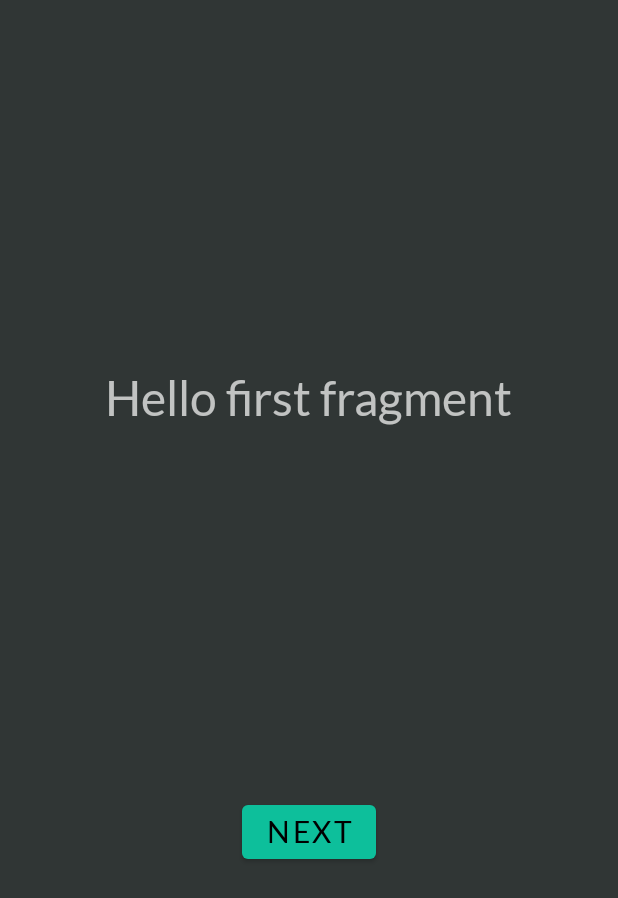
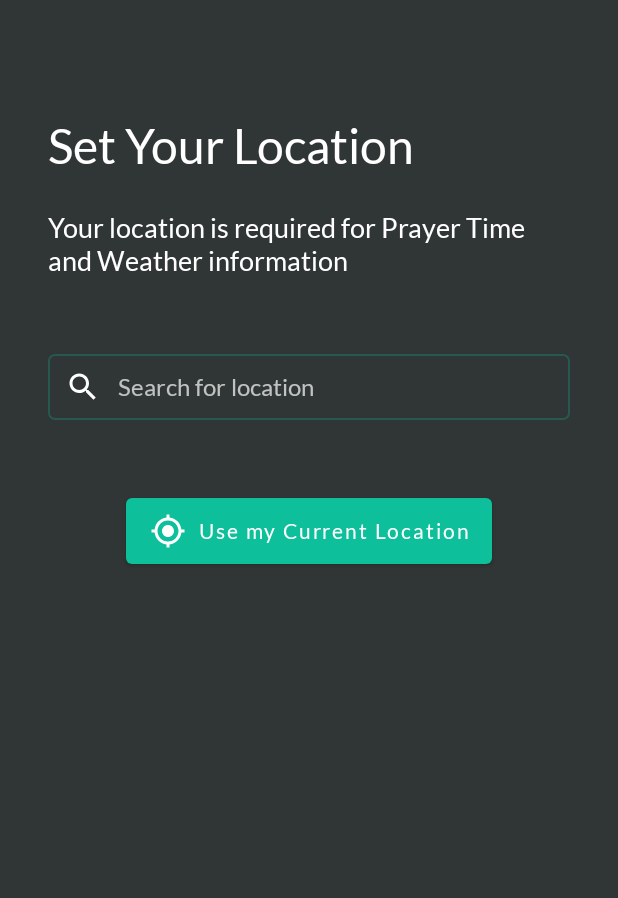
Before and after one commit to afarhan39/Damai, an Android app: the screen it shows after launch (MainActivity), on a phone screen of 412 x 824 dp. Shown: the top 898 px of the screen. Run offline under Robolectric (Android 15) with nearby library versions, the phone set to English and light mode, and no system bars.

Commit message:
- added more icons - done fragment_onboarding.xml UI

```diff
--- a/app/src/main/java/my/farhan/damai/ui/FirstFragment.kt
+++ b/app/src/main/java/my/farhan/damai/ui/HomeFragment.kt
@@ -9,17 +9,14 @@ import android.widget.Button
 import androidx.navigation.fragment.findNavController
 import my.farhan.damai.R
 
-/**
- * A simple [Fragment] subclass as the default destination in the navigation.
- */
-class FirstFragment : Fragment() {
+class HomeFragment : Fragment() {
 
     override fun onCreateView(
         inflater: LayoutInflater, container: ViewGroup?,
         savedInstanceState: Bundle?
     ): View? {
         // Inflate the layout for this fragment
-        return inflater.inflate(R.layout.fragment_first, container, false)
+        return inflater.inflate(R.layout.fragment_home, container, false)
     }
 
     override fun onViewCreated(view: View, savedInstanceState: Bundle?) {
--- a/app/src/main/java/my/farhan/damai/ui/SecondFragment.kt
+++ b/app/src/main/java/my/farhan/damai/ui/OnboardingFragment.kt
@@ -9,23 +9,20 @@ import android.widget.Button
 import androidx.navigation.fragment.findNavController
 import my.farhan.damai.R
 
-/**
- * A simple [Fragment] subclass as the second destination in the navigation.
- */
-class SecondFragment : Fragment() {
+class OnboardingFragment : Fragment() {
 
     override fun onCreateView(
         inflater: LayoutInflater, container: ViewGroup?,
         savedInstanceState: Bundle?
     ): View? {
         // Inflate the layout for this fragment
-        return inflater.inflate(R.layout.fragment_second, container, false)
+        return inflater.inflate(R.layout.fragment_onboarding, container, false)
     }
 
     override fun onViewCreated(view: View, savedInstanceState: Bundle?) {
         super.onViewCreated(view, savedInstanceState)
 
-        view.findViewById<Button>(R.id.button_second).setOnClickListener {
+        view.findViewById<Button>(R.id.bCurrentLocation).setOnClickListener {
             findNavController().navigate(R.id.action_SecondFragment_to_FirstFragment)
         }
     }
--- a/app/src/main/java/my/farhan/damai/ui/SplashFragment.kt
+++ b/app/src/main/java/my/farhan/damai/ui/SplashFragment.kt
@@ -10,9 +10,6 @@ import androidx.constraintlayout.motion.widget.MotionLayout
 import androidx.navigation.fragment.findNavController
 import my.farhan.damai.R
 
-/**
- * A simple [Fragment] subclass as the default destination in the navigation.
- */
 class SplashFragment : Fragment() {
     private lateinit var motionLayout: MotionLayout
 
@@ -29,7 +26,7 @@ class SplashFragment : Fragment() {
         }, 500)
 
         Handler().postDelayed({
-            findNavController().navigate(R.id.action_splashFragment_to_FirstFragment)
+            findNavController().navigate(R.id.actSplashToOnboard)
         }, 2000)
     }
 }
--- /dev/null
+++ b/app/src/main/res/drawable/ic_my_location.xml
@@ -0,0 +1,5 @@
+<vector android:height="24dp" android:tint="#FFFFFF"
+    android:viewportHeight="24" android:viewportWidth="24"
+    android:width="24dp" xmlns:android="http://schemas.android.com/apk/res/android">
+    <path android:fillColor="@android:color/white" android:pathData="M12,8c-2.21,0 -4,1.79 -4,4s1.79,4 4,4 4,-1.79 4,-4 -1.79,-4 -4,-4zM20.94,11c-0.46,-4.17 -3.77,-7.48 -7.94,-7.94L13,1h-2v2.06C6.83,3.52 3.52,6.83 3.06,11L1,11v2h2.06c0.46,4.17 3.77,7.48 7.94,7.94L11,23h2v-2.06c4.17,-0.46 7.48,-3.77 7.94,-7.94L23,13v-2h-2.06zM12,19c-3.87,0 -7,-3.13 -7,-7s3.13,-7 7,-7 7,3.13 7,7 -3.13,7 -7,7z"/>
+</vector>
--- /dev/null
+++ b/app/src/main/res/drawable/ic_search.xml
@@ -0,0 +1,5 @@
+<vector android:height="24dp" android:tint="#FFFFFF"
+    android:viewportHeight="24" android:viewportWidth="24"
+    android:width="24dp" xmlns:android="http://schemas.android.com/apk/res/android">
+    <path android:fillColor="@android:color/white" android:pathData="M15.5,14h-0.79l-0.28,-0.27C15.41,12.59 16,11.11 16,9.5 16,5.91 13.09,3 9.5,3S3,5.91 3,9.5 5.91,16 9.5,16c1.61,0 3.09,-0.59 4.23,-1.57l0.27,0.28v0.79l5,4.99L20.49,19l-4.99,-5zM9.5,14C7.01,14 5,11.99 5,9.5S7.01,5 9.5,5 14,7.01 14,9.5 11.99,14 9.5,14z"/>
+</vector>
--- /dev/null
+++ b/app/src/main/res/drawable/shape_rectangle_1.xml
@@ -0,0 +1,7 @@
+<?xml version="1.0" encoding="utf-8"?>
+<shape xmlns:android="http://schemas.android.com/apk/res/android"
+    android:shape="rectangle">
+    <solid android:color="@color/dark01" />
+    <stroke android:width="1dp" android:color="@color/tealer"/>
+    <corners android:radius="4dp" />
+</shape>
--- a/app/src/main/res/layout/fragment_first.xml
+++ b/app/src/main/res/layout/fragment_home.xml
@@ -4,14 +4,13 @@
     xmlns:tools="http://schemas.android.com/tools"
     android:layout_width="match_parent"
     android:layout_height="match_parent"
-    tools:context=".ui.FirstFragment">
+    tools:context=".ui.HomeFragment">
 
     <TextView
         android:id="@+id/textview_first"
         style="@style/Heading2"
         android:layout_width="wrap_content"
         android:layout_height="wrap_content"
-        android:text="@string/hello_first_fragment"
         app:layout_constraintBottom_toTopOf="@id/button_first"
         app:layout_constraintEnd_toEndOf="parent"
         app:layout_constraintStart_toStartOf="parent"
@@ -22,7 +21,6 @@
         style="@style/ButtonText"
         android:layout_width="wrap_content"
         android:layout_height="wrap_content"
-        android:text="@string/next"
         app:layout_constraintBottom_toBottomOf="parent"
         app:layout_constraintEnd_toEndOf="parent"
         app:layout_constraintStart_toStartOf="parent"
--- /dev/null
+++ b/app/src/main/res/layout/fragment_onboarding.xml
@@ -0,0 +1,79 @@
+<?xml version="1.0" encoding="utf-8"?>
+<androidx.constraintlayout.widget.ConstraintLayout xmlns:android="http://schemas.android.com/apk/res/android"
+    xmlns:app="http://schemas.android.com/apk/res-auto"
+    xmlns:tools="http://schemas.android.com/tools"
+    android:layout_width="match_parent"
+    android:layout_height="match_parent"
+    android:paddingHorizontal="32dp"
+    tools:context=".ui.OnboardingFragment">
+
+    <TextView
+        android:id="@+id/tvLabel"
+        style="@style/Heading2"
+        android:layout_width="wrap_content"
+        android:layout_height="wrap_content"
+        android:layout_marginTop="77dp"
+        android:text="@string/setYourLocation"
+        android:textColor="@color/white"
+        app:layout_constraintStart_toStartOf="parent"
+        app:layout_constraintTop_toTopOf="parent" />
+
+    <TextView
+        android:id="@+id/tvDesc"
+        style="@style/BodyBig"
+        android:layout_width="wrap_content"
+        android:layout_height="wrap_content"
+        android:layout_marginTop="24dp"
+        android:text="@string/setYourLocationDesc"
+        android:textColor="@color/white"
+        app:layout_constraintStart_toStartOf="parent"
+        app:layout_constraintTop_toBottomOf="@id/tvLabel" />
+
+    <View
+        android:id="@+id/vSearch"
+        android:layout_width="0dp"
+        android:layout_height="44dp"
+        android:layout_marginTop="51dp"
+        android:background="@drawable/shape_rectangle_1"
+        app:layout_constraintStart_toStartOf="parent"
+        app:layout_constraintTop_toBottomOf="@id/tvDesc" />
+
+    <ImageView
+        android:id="@+id/ivSearch"
+        android:layout_width="wrap_content"
+        android:layout_height="wrap_content"
+        android:layout_marginStart="11dp"
+        android:src="@drawable/ic_search"
+        app:layout_constraintBottom_toBottomOf="@id/vSearch"
+        app:layout_constraintStart_toStartOf="@id/vSearch"
+        app:layout_constraintTop_toTopOf="@id/vSearch" />
+
+    <EditText
+        android:id="@+id/etSearch"
+        style="@style/Body2"
+        android:layout_width="0dp"
+        android:layout_height="wrap_content"
+        android:layout_marginStart="11dp"
+        android:background="@android:color/transparent"
+        android:hint="@string/searchLocation"
+        android:maxLines="1"
+        android:src="@drawable/ic_search"
+        app:layout_constraintBottom_toBottomOf="@id/vSearch"
+        app:layout_constraintEnd_toEndOf="@id/vSearch"
+        app:layout_constraintStart_toEndOf="@id/ivSearch"
+        app:layout_constraintTop_toTopOf="@id/vSearch" />
+
+    <Button
+        android:id="@+id/bCurrentLocation"
+        android:layout_width="wrap_content"
+        android:layout_height="56dp"
+        android:layout_marginTop="46dp"
+        android:drawableLeft="@drawable/ic_my_location"
+        android:text="@string/useCurrentLocation"
+        android:textAllCaps="false"
+        android:textColor="@color/white"
+        app:layout_constraintEnd_toEndOf="parent"
+        app:layout_constraintStart_toStartOf="parent"
+        app:layout_constraintTop_toBottomOf="@id/vSearch" />
+
+</androidx.constraintlayout.widget.ConstraintLayout>
--- a/app/src/main/res/layout/fragment_second.xml
+++ /dev/null
@@ -1,29 +0,0 @@
-<?xml version="1.0" encoding="utf-8"?>
-<androidx.constraintlayout.widget.ConstraintLayout xmlns:android="http://schemas.android.com/apk/res/android"
-    xmlns:app="http://schemas.android.com/apk/res-auto"
-    xmlns:tools="http://schemas.android.com/tools"
-    android:layout_width="match_parent"
-    android:layout_height="match_parent"
-    tools:context=".ui.SecondFragment">
-
-    <TextView
-        android:id="@+id/textview_second"
-        android:layout_width="wrap_content"
-        android:layout_height="wrap_content"
-        app:layout_constraintBottom_toTopOf="@id/button_second"
-        app:layout_constraintEnd_toEndOf="parent"
-        app:layout_constraintStart_toStartOf="parent"
-        app:layout_constraintTop_toTopOf="parent" />
-
-    <Button
-        android:id="@+id/button_second"
-        style="@style/ButtonText"
-        android:layout_width="wrap_content"
-        android:layout_height="wrap_content"
-        android:text="@string/previous"
-        android:textColor="?android:colorBackground"
-        app:layout_constraintBottom_toBottomOf="parent"
-        app:layout_constraintEnd_toEndOf="parent"
-        app:layout_constraintStart_toStartOf="parent"
-        app:layout_constraintTop_toBottomOf="@id/textview_second" />
-</androidx.constraintlayout.widget.ConstraintLayout>
--- a/app/src/main/res/navigation/nav_graph.xml
+++ b/app/src/main/res/navigation/nav_graph.xml
@@ -6,35 +6,42 @@
     app:startDestination="@id/SplashFragment">
 
     <fragment
-        android:id="@+id/FirstFragment"
-        android:name="my.farhan.damai.ui.FirstFragment"
-        android:label="@string/first_fragment_label"
-        tools:layout="@layout/fragment_first">
+        android:id="@+id/SplashFragment"
+        android:name="my.farhan.damai.ui.SplashFragment"
+        tools:layout="@layout/fragment_splash">
+        <action
+            android:id="@+id/actSplashToOnboard"
+            app:destination="@id/OnboardingFragment"
+            app:launchSingleTop="true"
+            app:popUpTo="@id/SplashFragment"
+            app:popUpToInclusive="true" />
+        <action
+            android:id="@+id/actSplashToHome"
+            app:destination="@id/HomeFragment"
+            app:launchSingleTop="true"
+            app:popUpTo="@id/SplashFragment"
+            app:popUpToInclusive="true" />
+    </fragment>
+
+    <fragment
+        android:id="@+id/OnboardingFragment"
+        android:name="my.farhan.damai.ui.OnboardingFragment"
+        tools:layout="@layout/fragment_onboarding">
+
+        <action
+            android:id="@+id/action_SecondFragment_to_FirstFragment"
+            app:destination="@id/HomeFragment" />
+    </fragment>
+
+    <fragment
+        android:id="@+id/HomeFragment"
+        android:name="my.farhan.damai.ui.HomeFragment"
+        tools:layout="@layout/fragment_home">
 
         <action
             android:id="@+id/action_FirstFragment_to_SecondFragment"
-            app:destination="@id/SecondFragment" />
+            app:destination="@id/OnboardingFragment" />
     </fragment>
-    <fragment
-        android:id="@+id/SecondFragment"
-        android:name="my.farhan.damai.ui.SecondFragment"
-        android:label="@string/second_fragment_label"
-        tools:layout="@layout/fragment_second">
 
-        <action
-            android:id="@+id/action_SecondFragment_to_FirstFragment"
-            app:destination="@id/FirstFragment" />
-    </fragment>
-    <fragment
-        android:id="@+id/SplashFragment"
-        android:name="my.farhan.damai.ui.SplashFragment"
-        android:label="fragment_splash"
-        tools:layout="@layout/fragment_splash" >
-        <action
-            android:id="@+id/action_splashFragment_to_FirstFragment"
-            app:destination="@id/FirstFragment"
-            app:launchSingleTop="true"
-            app:popUpTo="@id/SplashFragment"
-            app:popUpToInclusive="true"/>
-    </fragment>
+
 </navigation>
--- a/app/src/main/res/values/colors.xml
+++ b/app/src/main/res/values/colors.xml
@@ -1,6 +1,7 @@
 <?xml version="1.0" encoding="utf-8"?>
 <resources>
     <color name="teal">#0DBF9B</color>
+    <color name="tealer">#400DBF9B</color>
     <color name="lightTeal">#EFFBF8</color>
     <color name="darkTeal">#2E3836</color>
     <color name="gold">#FFBB50</color>
--- a/app/src/main/res/values/strings.xml
+++ b/app/src/main/res/values/strings.xml
@@ -1,14 +1,9 @@
 <resources>
     <string name="app_name">Damai</string>
-    <string name="title_activity_main2">MainActivity</string>
-    <!-- Strings used for fragments for navigation -->
-    <string name="first_fragment_label">First Fragment</string>
-    <string name="second_fragment_label">Second Fragment</string>
-    <string name="next">Next</string>
-    <string name="previous">Previous</string>
 
-    <string name="hello_first_fragment">Hello first fragment</string>
-    <string name="hello_second_fragment">Hello second fragment. Arg: %1$s</string>
-    <!-- TODO: Remove or change this placeholder text -->
-    <string name="hello_blank_fragment">Hello blank fragment</string>
+    <string name="setYourLocation">Set Your Location</string>
+    <string name="setYourLocationDesc">Your location is required for Prayer Time and Weather information</string>
+    <string name="searchLocation">Search for location</string>
+    <string name="useCurrentLocation">Use my Current Location</string>
+
 </resources>
```
